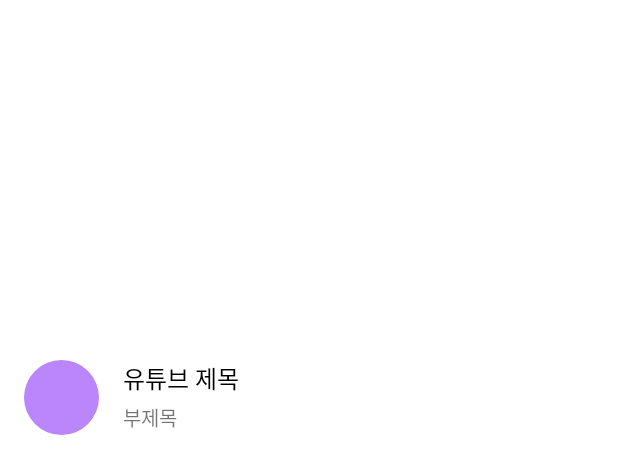
After one commit to MrNubi/utubeClone, an Android app: the layout item_vidio_list_rc.xml on its own in the app's theme, with its tools: preview values and no code run, on a phone screen of 412 x 824 dp. The commit adds this screen. Shown: the top 474 px of the screen. Run offline under Robolectric (Android 15) with nearby library versions, the phone set to English and light mode, and no system bars; network calls fail.

```diff
--- a/app/src/main/AndroidManifest.xml
+++ b/app/src/main/AndroidManifest.xml
@@ -9,6 +9,7 @@
         android:label="@string/app_name"
         android:roundIcon="@mipmap/ic_launcher_round"
         android:supportsRtl="true"
+        android:usesCleartextTraffic="true"
         android:theme="@style/Theme.UtubeClone">
         <activity
             android:name=".MainActivity"
--- /dev/null
+++ b/app/src/main/res/drawable/shape_circle.xml
@@ -0,0 +1,6 @@
+<?xml version="1.0" encoding="utf-8"?>
+<shape android:shape="oval"
+    xmlns:android="http://schemas.android.com/apk/res/android" >
+    <solid android:color="@color/purple_200"/>
+
+</shape>
--- /dev/null
+++ b/app/src/main/res/layout/item_vidio_list_rc.xml
@@ -0,0 +1,60 @@
+<?xml version="1.0" encoding="utf-8"?>
+<androidx.constraintlayout.widget.ConstraintLayout xmlns:android="http://schemas.android.com/apk/res/android"
+    android:layout_width="match_parent"
+    android:layout_height="wrap_content"
+    xmlns:app="http://schemas.android.com/apk/res-auto"
+    xmlns:tools="http://schemas.android.com/tools">
+
+    <ImageView
+
+        android:id="@+id/thumbnailImageView"
+        android:layout_width="400dp"
+        android:layout_height="230dp"
+        android:scaleType="fitXY"
+        app:layout_constraintTop_toTopOf="parent"
+        app:layout_constraintStart_toStartOf="parent"
+        app:layout_constraintEnd_toEndOf="parent" />
+
+    <TextView
+        android:id="@+id/titleTextView"
+        android:layout_width="0dp"
+        android:layout_height="wrap_content"
+        android:layout_marginStart="16dp"
+        android:layout_marginEnd="16dp"
+        android:ellipsize="end"
+        android:maxLines="1"
+        android:singleLine="true"
+        android:textColor="@color/black"
+        android:textSize="16sp"
+        app:layout_constraintTop_toTopOf="@id/logoImageView"
+        app:layout_constraintStart_toEndOf="@id/logoImageView"
+        app:layout_constraintEnd_toEndOf="parent"
+        tools:text="유튜브 제목" />
+
+    <TextView
+        android:id="@+id/subTitleTextView"
+        android:layout_width="0dp"
+        android:layout_height="wrap_content"
+        android:layout_marginTop="4dp"
+        android:ellipsize="end"
+        tools:text="부제목"
+        android:maxLines="1"
+        android:singleLine="true"
+        android:textSize="13sp"
+        app:layout_constraintTop_toBottomOf="@id/titleTextView"
+        app:layout_constraintStart_toStartOf="@id/titleTextView"
+        app:layout_constraintEnd_toEndOf="@id/titleTextView" />
+
+    <ImageView
+        android:id="@+id/logoImageView"
+        android:layout_width="50dp"
+        android:layout_height="50dp"
+        android:layout_marginTop="10dp"
+        android:layout_marginStart="16dp"
+        android:layout_marginBottom="16dp"
+        android:src="@drawable/shape_circle"
+        app:layout_constraintTop_toBottomOf="@id/thumbnailImageView"
+        app:layout_constraintStart_toStartOf="parent"
+        app:layout_constraintBottom_toBottomOf="parent" />
+
+</androidx.constraintlayout.widget.ConstraintLayout>
```
Also changed, not shown: app/src/main/java/com/beyond/utubeclone/MainActivity.kt (+54 -0 lines), app/src/main/java/com/beyond/utubeclone/adapter/VideoAdapter2.kt (added, +59 -0 lines), app/src/main/java/com/beyond/utubeclone/adapter/VidioRcAdapter.kt (added, +57 -0 lines), app/src/main/java/com/beyond/utubeclone/dto/VidioDto.kt (added, +7 -0 lines), app/src/main/java/com/beyond/utubeclone/fragment/PlayerFragment.kt (added, +68 -0 lines), app/src/main/java/com/beyond/utubeclone/inherritance/VidioMotionLayout.kt (added, +68 -0 lines), app/src/main/java/com/beyond/utubeclone/model/VidioModel.kt (added, +9 -0 lines), app/src/main/java/com/beyond/utubeclone/service/ServerAPI.kt (added, +63 -0 lines), app/src/main/java/com/beyond/utubeclone/service/VidioService.kt (added, +10 -0 lines), app/src/main/res/layout/activity_main.xml (+17 -11 lines), app/src/main/res/layout/fragment_player.xml (+5 -2 lines), app/src/main/res/xml/activity_main_scene.xml (added, +45 -0 lines), app/src/main/res/xml/fragment_player_scene.xml (+54 -0 lines).
